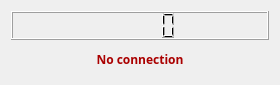
First picture: the form in AVR_Emulator/mainwindow.ui, repository fullmetal-a/avr, before the edit.
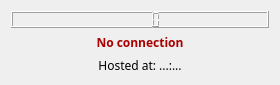
Second picture: the form after the edit.

```diff
--- a/AVR_Emulator/mainwindow.ui
+++ b/AVR_Emulator/mainwindow.ui
@@ -25,7 +25,7 @@
   <property name="maximumSize">
    <size>
     <width>280</width>
-    <height>85</height>
+    <height>115</height>
    </size>
   </property>
   <property name="font">
@@ -53,6 +53,16 @@
     <item row="0" column="0" colspan="2">
      <widget class="QLCDNumber" name="AVRPos"/>
     </item>
+    <item row="2" column="0" colspan="2">
+     <widget class="QLabel" name="hostInfo">
+      <property name="text">
+       <string>Hosted at: ...:...</string>
+      </property>
+      <property name="alignment">
+       <set>Qt::AlignCenter</set>
+      </property>
+     </widget>
+    </item>
    </layout>
   </widget>
  </widget>
```
